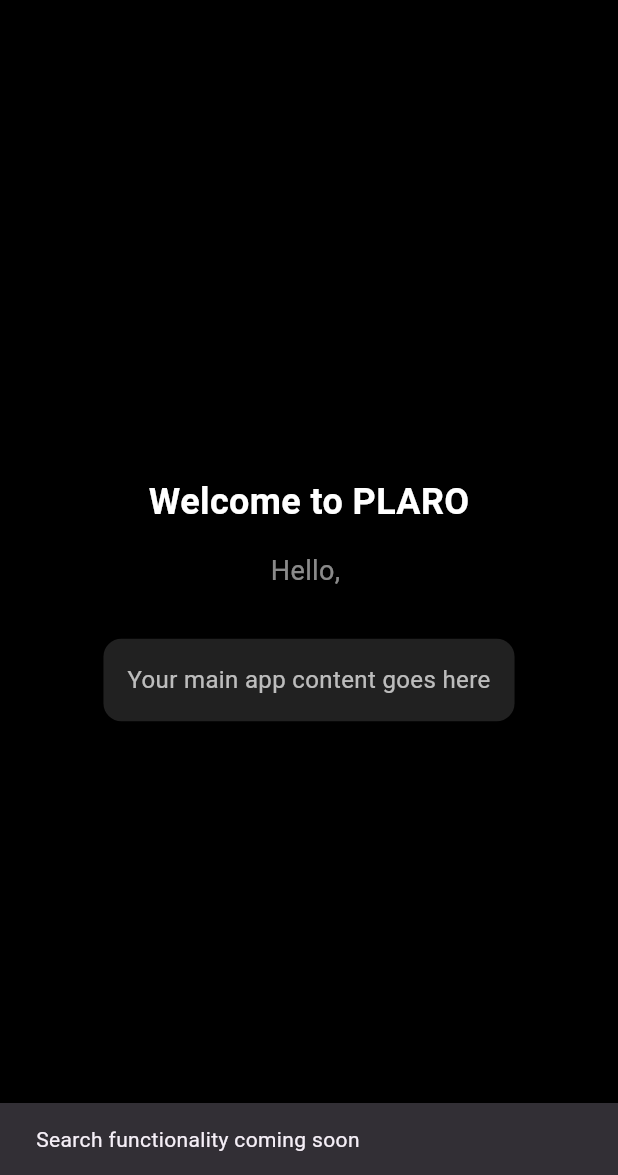
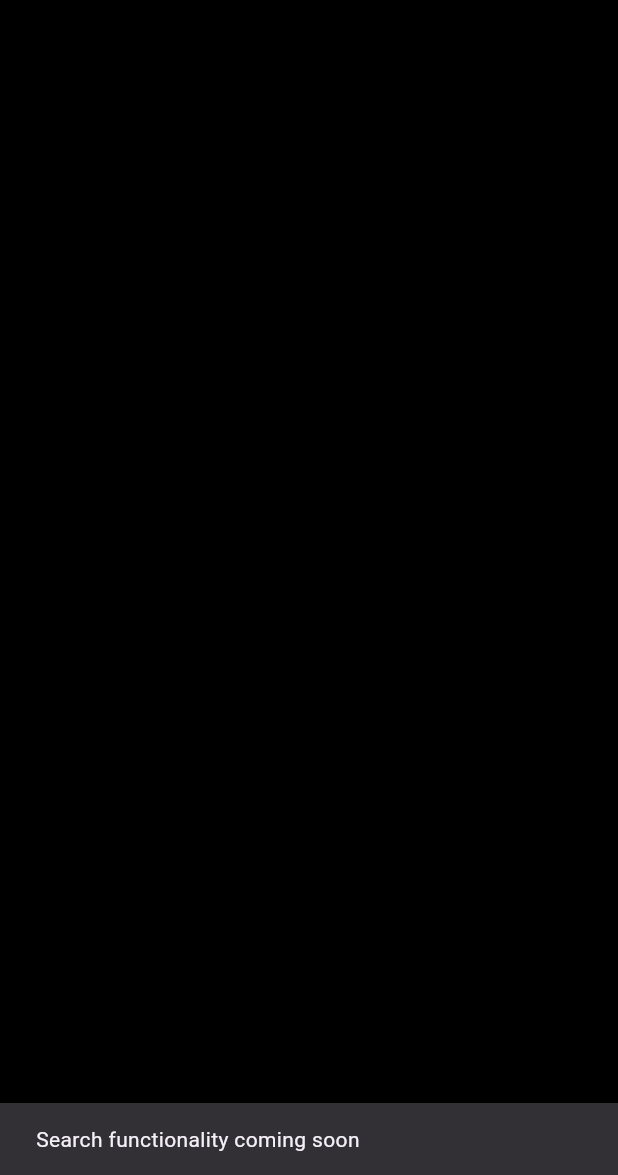
Before and after one commit to plaroindia/Pearl, a Flutter app: the HomeScreen screen opened by its route, after a tap on the "search" icon, on a phone screen of 412 x 824 dp, the part 61-1236 px from its top. Run offline on Flutter 3.47's test engine with Material 3 defaults, Android fonts, the phone set to English and light mode, and no system bars; our stand-ins replace flutter_riverpod, image_picker, supabase_flutter; accounts and stored records are empty; network calls fail.

Commit message:
home feed initiallization

```diff
--- a/lib/View/home_page.dart
+++ b/lib/View/home_page.dart
@@ -258,39 +258,42 @@ class _HomeScreenState extends ConsumerState<HomeScreen> {
             child: Column(
               mainAxisAlignment: MainAxisAlignment.center,
               children: [
-                const Text(
-                  'Welcome to PLARO',
-                  style: TextStyle(
-                    color: Colors.white,
-                    fontSize: 24,
-                    fontWeight: FontWeight.bold,
-                  ),
-                ),
-                const SizedBox(height: 16),
-                Text(
-                  'Hello, ${session.user?.email}',
-                  style: const TextStyle(
-                    color: Colors.white54,
-                    fontSize: 18,
-                  ),
-                ),
-                const SizedBox(height: 32),
-                Container(
-                  padding: const EdgeInsets.all(16),
-                  margin: const EdgeInsets.symmetric(horizontal: 32),
-                  decoration: BoxDecoration(
-                    color: Colors.grey[900],
-                    borderRadius: BorderRadius.circular(12),
-                  ),
-                  child: const Text(
-                    'Your main app content goes here',
-                    style: TextStyle(
-                      color: Colors.white70,
-                      fontSize: 16,
-                    ),
-                    textAlign: TextAlign.center,
-                  ),
-                ),
+                // const Text(
+                //   'Welcome to PLARO',
+                //   style: TextStyle(
+                //     color: Colors.white,
+                //     fontSize: 24,
+                //     fontWeight: FontWeight.bold,
+                //   ),
+                // ),
+                // const SizedBox(height: 16),
+                // Text(
+                //   'Hello, ${session.user?.email}',
+                //   style: const TextStyle(
+                //     color: Colors.white54,
+                //     fontSize: 18,
+                //   ),
+                // ),
+                // const SizedBox(height: 32),
+                // Container(
+                //   padding: const EdgeInsets.all(16),
+                //   margin: const EdgeInsets.symmetric(horizontal: 32),
+                //   decoration: BoxDecoration(
+                //     color: Colors.grey[900],
+                //     borderRadius: BorderRadius.circular(12),
+                //   ),
+                //   child: const Text(
+                //     'Your main app content goes here',
+                //     style: TextStyle(
+                //       color: Colors.white70,
+                //       fontSize: 16,
+                //     ),
+                //     textAlign: TextAlign.center,
+                //   ),
+                // ),
+
+
+
               ],
             ),
           );
```
Also changed, not shown: lib/Model/toast.dart (added, +90 -0 lines).
